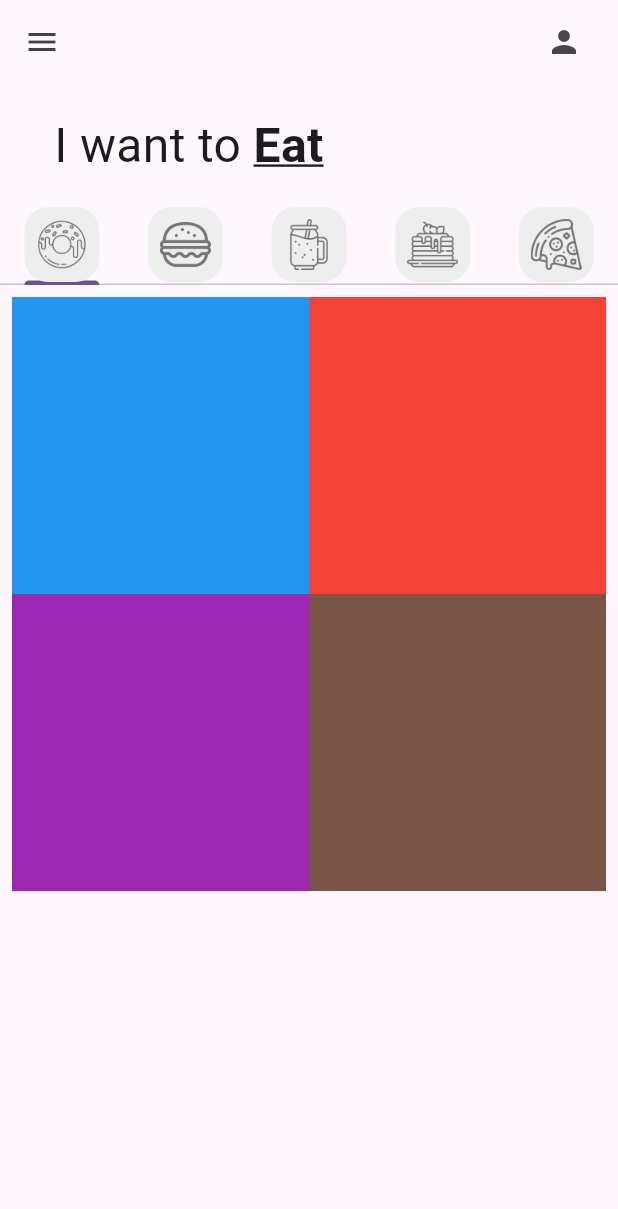
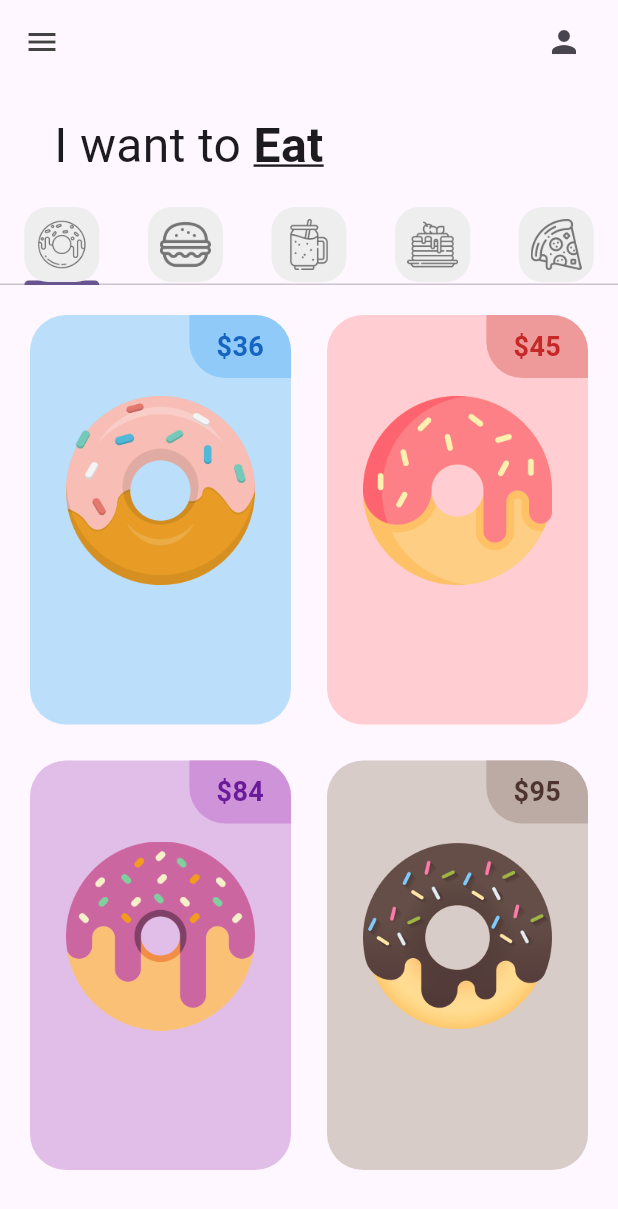
Before and after one commit to Jhonatan-Keb/donut_app_2b_keb, a Flutter app: the screen it shows after launch, on a phone screen of 412 x 824 dp. Shown: the top 1209 px of the screen. Run offline on Flutter 3.47's test engine with Material 3 defaults, Android fonts, the phone set to English and light mode, and no system bars.

Commit message:
PriceTag Added

```diff
--- a/lib/tabs/donut_tab.dart
+++ b/lib/tabs/donut_tab.dart
@@ -23,7 +23,9 @@
         //Prepa 1: Organiza como distribuir elementos en la cuadricula
         gridDelegate: SliverGridDelegateWithFixedCrossAxisCount(
             //Numero de colummnas
-            crossAxisCount: 2),
+            crossAxisCount: 2,
+            //Relación de aspecto (Proporción)
+            childAspectRatio: 1 / 1.5),
         itemBuilder: (context, index) {
           return DonutTile(
             donutFLavor: donutsOnSale[index][0],
--- a/lib/utils/donut_tile.dart
+++ b/lib/utils/donut_tile.dart
@@ -16,8 +16,50 @@
 
   @override
   Widget build(BuildContext context) {
-    return Container(
-      decoration: BoxDecoration(color: donutColor[500]),
+    return Padding(
+      padding: const EdgeInsets.all(12.0),
+      child: Container(
+        decoration: BoxDecoration(color: donutColor[100],
+        borderRadius: BorderRadius.circular(24)
+        ),
+        child: Column(children: [
+          //PriceTag
+          Row(
+            //Alinea a la derecha
+            mainAxisAlignment: MainAxisAlignment.end,
+            children: [
+              Container(
+                decoration: BoxDecoration(
+                  color: donutColor[200],
+                  borderRadius: BorderRadius.only(
+                    topRight: Radius.circular(24),
+                    bottomLeft: Radius.circular(24)),
+                ),
+                padding: const EdgeInsets.symmetric(
+                  vertical: 8,
+                  horizontal: 18
+                ),
+                child: Text('\$$donutPrice',
+                style: TextStyle(fontWeight:
+                FontWeight.bold,
+                fontSize: 18,
+                color: donutColor[800]
+                ),
+                ),
+              )
+            ],
+          ),
+          //Donut Picture
+          Padding(padding: const EdgeInsets.symmetric(vertical: 12, horizontal: 24),
+          child: Image.asset(imageName),
+          )
+
+          //Donut Text
+
+          //Love icon + add button
+        ]
+      ),
+      ),
     );
   }
 }
--- a/pubspec.yaml
+++ b/pubspec.yaml
@@ -34,6 +34,7 @@
   # The following adds the Cupertino Icons font to your application.
   # Use with the CupertinoIcons class for iOS style icons.
   cupertino_icons: ^1.0.8
+  flutter_lints: ^5.0.0
 
 dev_dependencies:
   flutter_test:
@@ -44,7 +45,6 @@
   # activated in the `analysis_options.yaml` file located at the root of your
   # package. See that file for information about deactivating specific lint
   # rules and activating additional ones.
-  flutter_lints: ^5.0.0
 
 # For information on the generic Dart part of this file, see the
 # following page: https://dart.dev/tools/pub/pubspec
```
Also changed, not shown: pubspec.lock, 125 other files.
